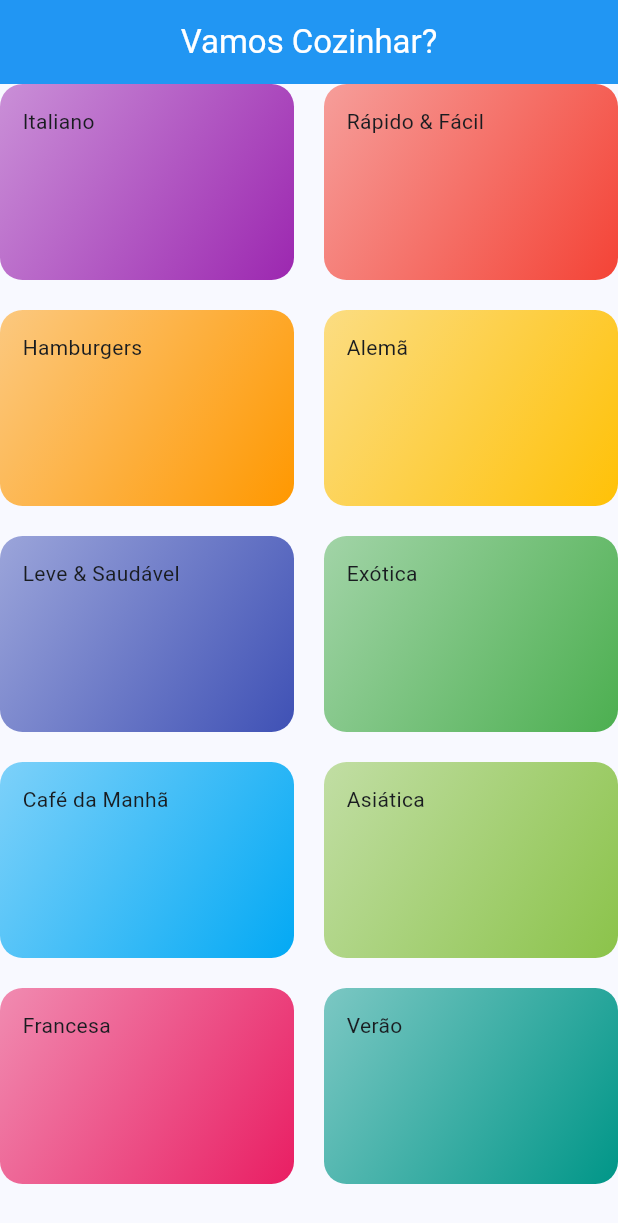
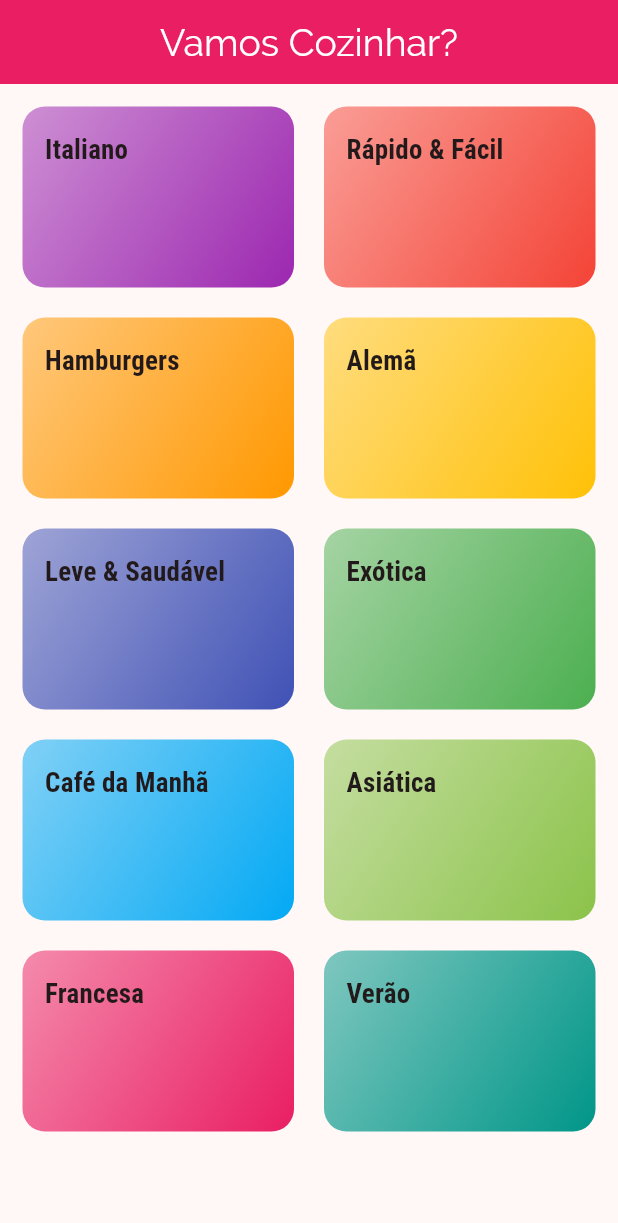
Before and after one commit to cleitonaraujo89/meals, a Flutter app: the screen it shows after launch, on a phone screen of 412 x 824 dp. Shown: the top 1223 px of the screen. Run offline on Flutter 3.47's test engine with Material 3 defaults, Android fonts, the phone set to English and light mode, and no system bars.

Commit message:
adição de fontes

```diff
--- a/lib/components/category_item.dart
+++ b/lib/components/category_item.dart
@@ -19,7 +19,10 @@ class CategoryItem extends StatelessWidget {
             begin: Alignment.topLeft,
             end: Alignment.bottomRight,
           )),
-      child: Text(category.title),
+      child: Text(
+        category.title,
+        style: Theme.of(context).textTheme.titleMedium,
+      ),
     );
   }
 }
--- a/lib/main.dart
+++ b/lib/main.dart
@@ -12,11 +12,24 @@ class MyApp extends StatelessWidget {
       debugShowCheckedModeBanner: false,
       title: 'Vamos Cozinhar?',
       theme: ThemeData(
-          colorSchemeSeed: Colors.blue,
+          colorSchemeSeed: Colors.pink,
+          fontFamily: 'Raleway',
           useMaterial3: true,
+          canvasColor: Color.fromRGBO(255, 254, 229, 1),
+          textTheme: ThemeData.light().textTheme.copyWith(
+                titleLarge: TextStyle(
+                  fontSize: 25,
+                  fontFamily: 'Raleway',
+                ),
+                titleMedium: TextStyle(
+                  fontSize: 18,
+                  fontFamily: 'RobotoCondensed',
+                  fontWeight: FontWeight.w700,
+                ),
+              ),
           appBarTheme: AppBarTheme(
             centerTitle: true,
-            backgroundColor: Colors.blue,
+            backgroundColor: Colors.pink,
             foregroundColor: Colors.white,
           )),
       home: CategoriesScreen(),
--- a/lib/screens/categories_screen.dart
+++ b/lib/screens/categories_screen.dart
@@ -12,9 +12,9 @@ class CategoriesScreen extends StatelessWidget {
     return Scaffold(
       appBar: AppBar(
         title: Text('Vamos Cozinhar?'),
-
       ),
       body: GridView(
+        padding: EdgeInsets.all(15),
         gridDelegate: const SliverGridDelegateWithMaxCrossAxisExtent(
           maxCrossAxisExtent: 200, // cada item com no max 200px na horizontal
           childAspectRatio: 3 / 2, // proporção largura x altura (1,5 no caso)
```
Also changed, not shown: pubspec.yaml (+20 -15 lines), assets/fonts/Raleway-Black.ttf (added), assets/fonts/Raleway-Bold.ttf (added), assets/fonts/Raleway-Regular.ttf (added), assets/fonts/RobotoCondensed-Bold.ttf (added), assets/fonts/RobotoCondensed-Italic.ttf (added), assets/fonts/RobotoCondensed-Light.ttf (added), assets/fonts/RobotoCondensed-Regular.ttf (added).
